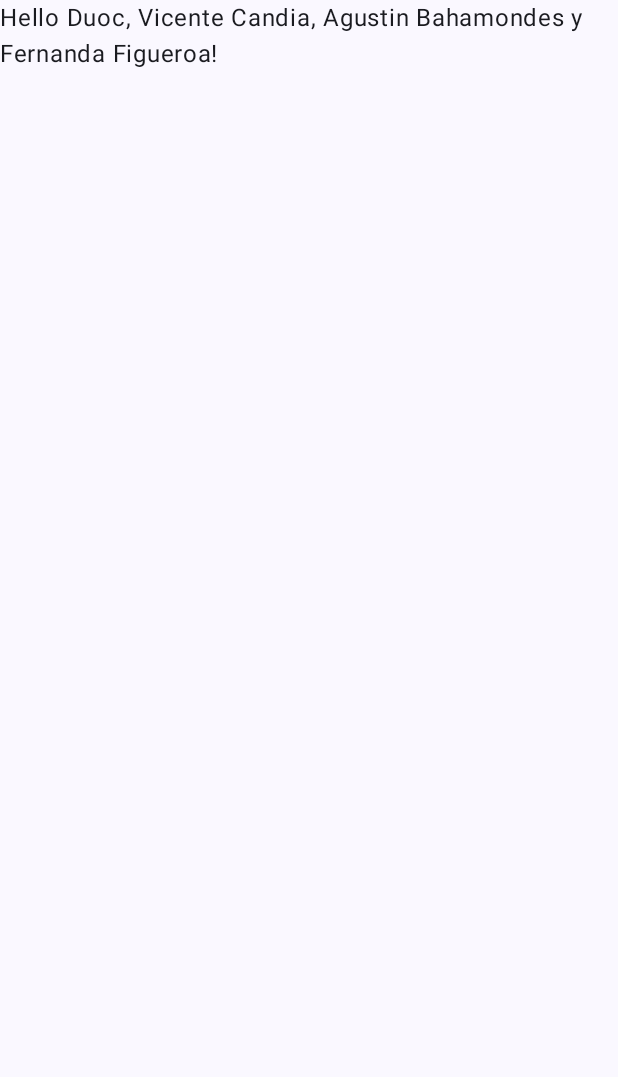
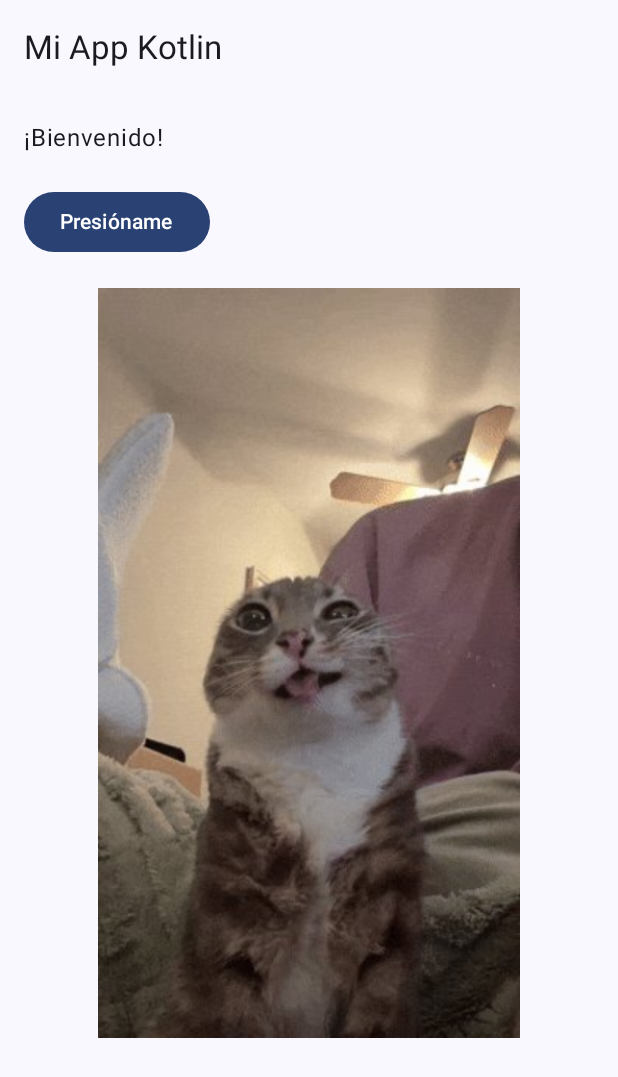
Before and after one commit to AbsolucionArtistica/AppPlayPulse, an Android app built with Jetpack Compose: the screen it shows after launch (MainActivity), on a phone screen of 412 x 824 dp. Shown: the top 1077 px of the screen. Run offline under Robolectric (Android 15) with nearby library versions, the phone set to English and light mode, and no system bars.

Commit message:
HomeScreen

```diff
--- a/app/src/main/java/com/example/appplaypulse_grupo4/MainActivity.kt
+++ b/app/src/main/java/com/example/appplaypulse_grupo4/MainActivity.kt
@@ -12,6 +12,7 @@
 import androidx.compose.ui.Modifier
 import androidx.compose.ui.tooling.preview.Preview
 import com.example.appplaypulse_grupo4.ui.theme.AppPlayPulse_Grupo4Theme
+import com.example.appplaypulse_grupo4.ui.theme.HomeScreen
 
 class MainActivity : ComponentActivity() {
     override fun onCreate(savedInstanceState: Bundle?) {
@@ -19,12 +20,10 @@
         enableEdgeToEdge()
         setContent {
             AppPlayPulse_Grupo4Theme {
-                Scaffold(modifier = Modifier.fillMaxSize()) { innerPadding ->
                     Greeting(
                         name = "Duoc, Vicente Candia, Agustin Bahamondes y Fernanda Figueroa",
-                        modifier = Modifier.padding(innerPadding)
                     )
-                }
+                    HomeScreen()
             }
         }
     }
--- /dev/null
+++ b/app/src/main/java/com/example/appplaypulse_grupo4/ui/theme/HomeScreen.kt
@@ -0,0 +1,53 @@
+package com.example.appplaypulse_grupo4.ui.theme
+
+import androidx.compose.foundation.Image
+import androidx.compose.foundation.layout.*
+import androidx.compose.material3.Button
+import androidx.compose.material3.ExperimentalMaterial3Api
+import androidx.compose.material3.Text
+import androidx.compose.runtime.Composable
+import androidx.compose.ui.Modifier
+import androidx.compose.ui.layout.ContentScale
+import androidx.compose.ui.res.painterResource
+import androidx.compose.ui.unit.dp
+import androidx.compose.ui.tooling.preview.Preview
+import com.example.appplaypulse_grupo4.R
+import androidx.compose.material3.Scaffold
+import androidx.compose.material3.TopAppBar
+
+@OptIn(ExperimentalMaterial3Api::class)
+@Composable
+fun HomeScreen() {
+    Scaffold(
+        topBar = {
+            TopAppBar(title = { Text("Mi App Kotlin") })
+        }
+    ) { innerPadding ->
+        Column(
+            modifier = Modifier
+                .padding(innerPadding)
+                .fillMaxSize()
+                .padding(16.dp),
+            verticalArrangement = Arrangement.spacedBy(20.dp)
+        ) {
+            Text(text = "¡Bienvenido!")
+            Button(onClick = { /* acción futura */ }) {
+                Text("Presióname")
+            }
+            Image(
+                painter = painterResource(id = R.drawable.logo),
+                contentDescription = "Logo App",
+                modifier = Modifier
+                    .fillMaxWidth()
+                    .height(500.dp),
+                contentScale = ContentScale.Fit
+            )
+        }
+    }
+}
+
+@Preview(showBackground = true)
+@Composable
+fun HomeScreenPreview() {
+    HomeScreen()
+}
```
Also changed, not shown: app/src/main/res/drawable/logo.jpg (added).
